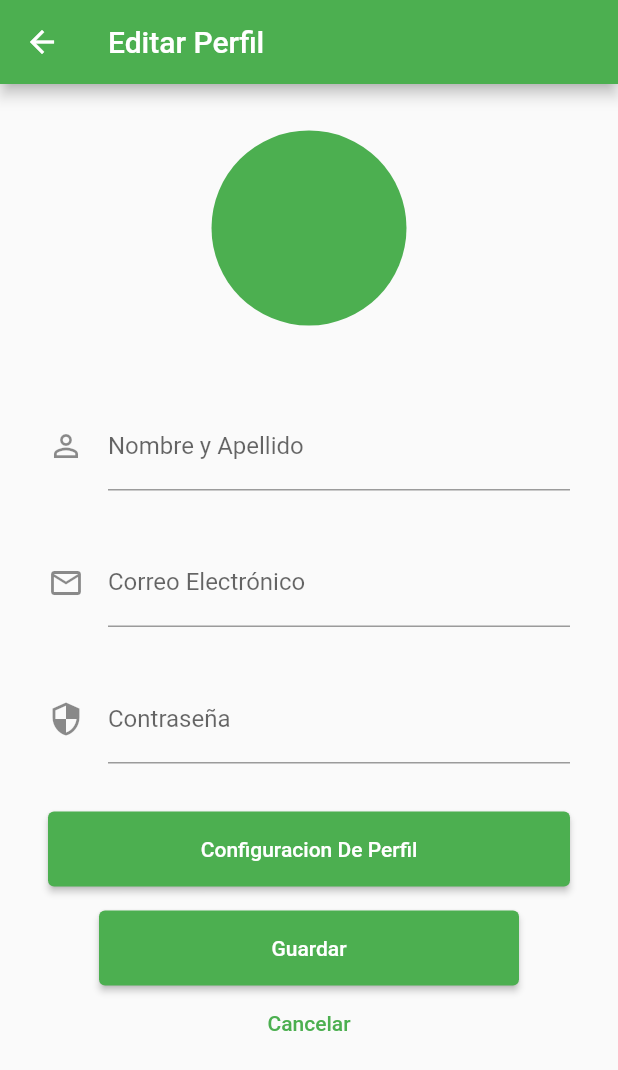
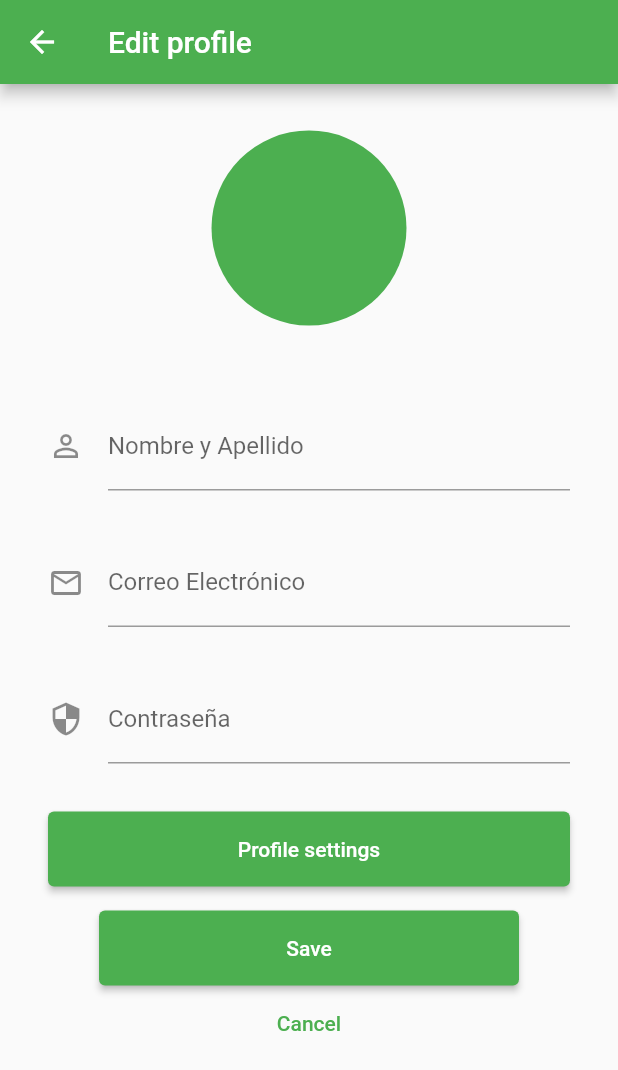
Before and after one commit to Richard-ece/JamReStore-1, a Flutter app: the EditProfilePage screen opened by its route, on a phone screen of 412 x 824 dp. Shown: the top 1070 px of the screen. Run offline on Flutter 3.47's test engine with Material 2 defaults, Android fonts, the phone set to English and light mode, and no system bars; our stand-ins replace bloc, cached_network_image, dio, equatable, flutter_bloc, flutter_hooks and 4 more; generated files the repository leaves out were written again.

Commit message:
edit profile

```diff
--- a/lib/pages/home/edit_profile/edit_profile.dart
+++ b/lib/pages/home/edit_profile/edit_profile.dart
@@ -27,7 +27,7 @@ class EditProfilePageState extends State<EditProfilePage> {
 
     return Scaffold(
       appBar: AppBar(
-        title: Text("Editar Perfil"),
+        title: Text("Edit profile"),
       ),
       body: Container(
         padding: const EdgeInsets.all(16.0),
@@ -86,7 +86,7 @@ class EditProfilePageState extends State<EditProfilePage> {
                   width: double.infinity,
                   height: 50,
                   child: ElevatedButton(
-                    child: Text("Configuracion De Perfil"),
+                    child: Text("Profile settings"),
                     onPressed: configuracion,
                   ),
                 ),
@@ -97,7 +97,7 @@ class EditProfilePageState extends State<EditProfilePage> {
                   width: double.infinity,
                   height: 50,
                   child: ElevatedButton(
-                    child: Text("Guardar"),
+                    child: Text("Save"),
                     onPressed: guardar,
                   ),
                 ),
@@ -108,7 +108,7 @@ class EditProfilePageState extends State<EditProfilePage> {
                   width: double.infinity,
                   height: 50,
                   child: TextButton(
-                    child: Text("Cancelar"),
+                    child: Text("Cancel"),
                     onPressed: cancelar,
                   ),
                 ),
```
